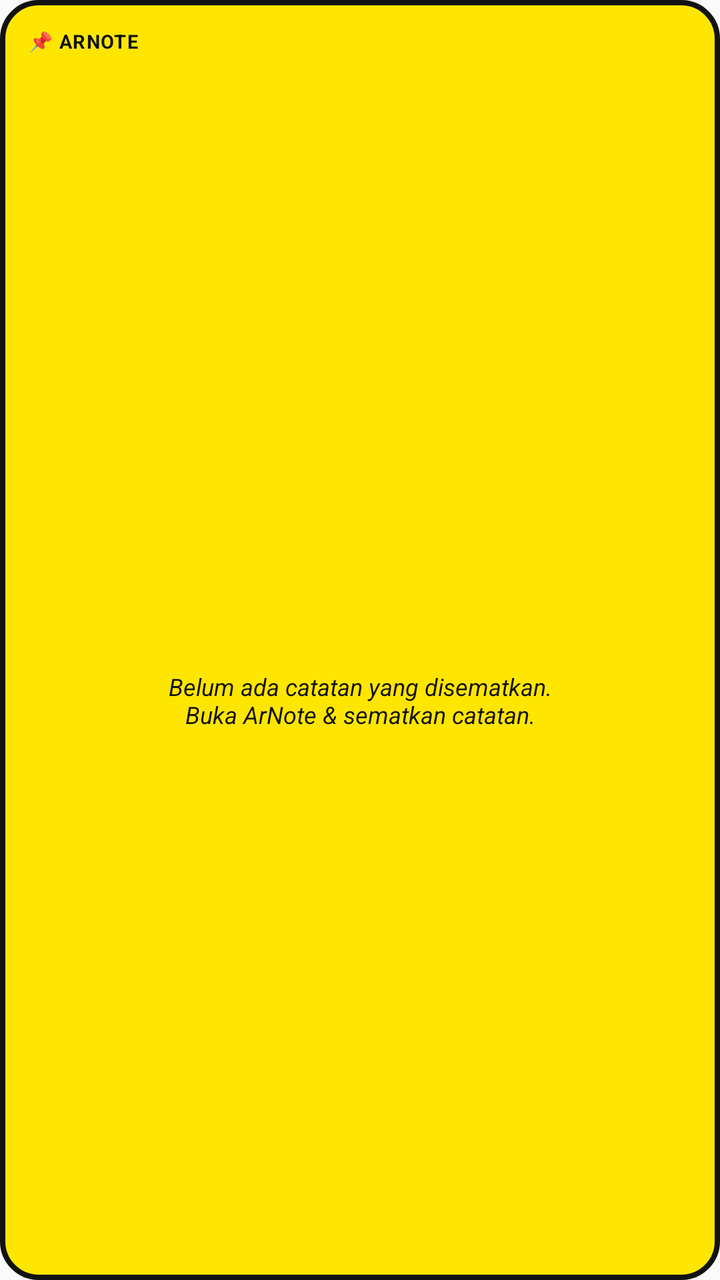
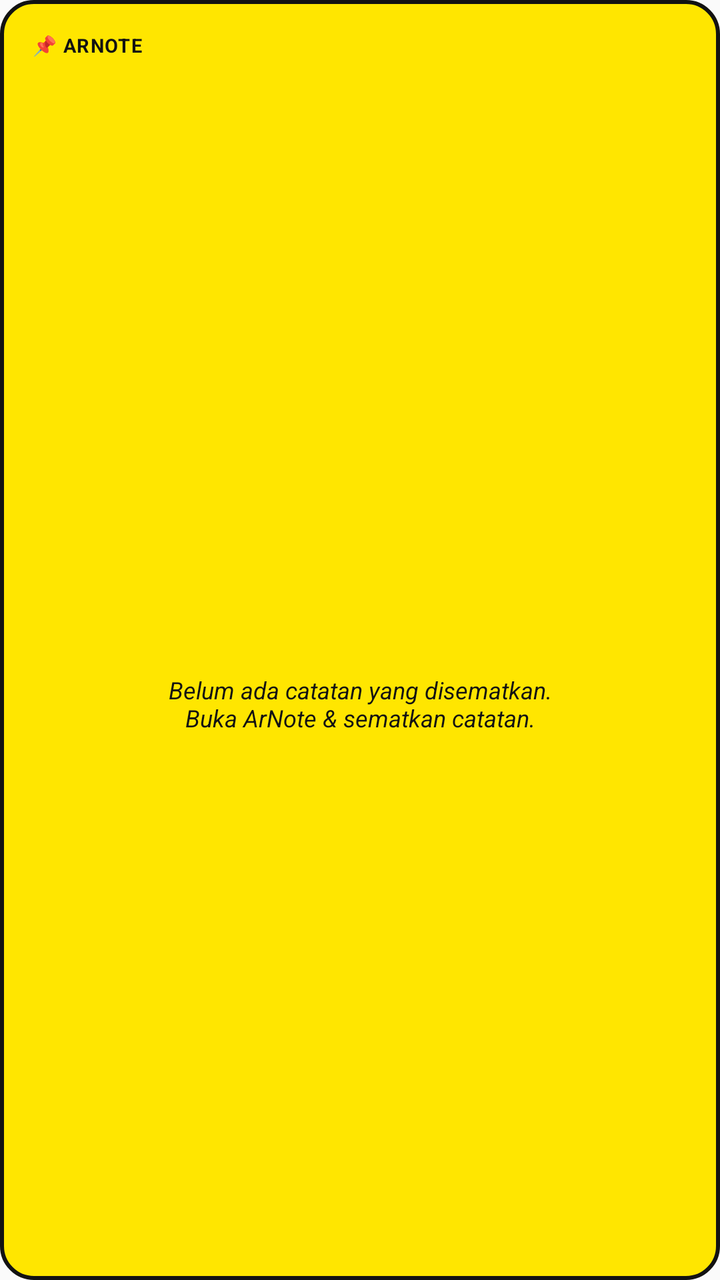

Two renders of the same Android screen: before a commit and after it. Below are the layout's source before the change and the commit's diff.
<!-- AndroidManifest.xml: application theme Theme.Arplication -->
<!-- res/layout/arnote_widget_sticky.xml -->
<?xml version="1.0" encoding="utf-8"?>
<LinearLayout xmlns:android="http://schemas.android.com/apk/res/android"
    android:id="@+id/widget_sticky_container"
    android:layout_width="match_parent"
    android:layout_height="match_parent"
    android:background="@drawable/arnote_sticky_border"
    android:orientation="vertical"
    android:padding="14dp">

    
    <LinearLayout
        android:layout_width="match_parent"
        android:layout_height="wrap_content"
        android:orientation="horizontal"
        android:gravity="center_vertical"
        android:layout_marginBottom="6dp">

        <TextView
            android:layout_width="wrap_content"
            android:layout_height="wrap_content"
            android:text="📌 ARNOTE"
            android:textColor="#121212"
            android:textSize="9.5sp"
            android:textStyle="bold"
            android:letterSpacing="0.05" />

    </LinearLayout>

    
    <TextView
        android:id="@+id/widget_sticky_title"
        android:layout_width="match_parent"
        android:layout_height="wrap_content"
        android:textColor="#121212"
        android:textSize="15sp"
        android:textStyle="bold"
        android:maxLines="2"
        android:ellipsize="end" />

    
    <LinearLayout
        android:id="@+id/widget_sticky_content_container"
        android:layout_width="match_parent"
        android:layout_height="wrap_content"
        android:layout_marginTop="5dp"
        android:orientation="vertical">

        <TextView
            android:id="@+id/widget_sticky_content"
            android:layout_width="match_parent"
            android:layout_height="wrap_content"
            android:textColor="#222222"
            android:textSize="12sp"
            android:maxLines="10"
            android:lineSpacingExtra="2.5dp"
            android:ellipsize="end" />
    </LinearLayout>

    
    <LinearLayout
        android:id="@+id/widget_sticky_empty"
        android:layout_width="match_parent"
        android:layout_height="match_parent"
        android:gravity="center"
        android:orientation="vertical"
        android:padding="12dp">

        <TextView
            android:layout_width="match_parent"
            android:layout_height="wrap_content"
            android:text="Belum ada catatan yang disematkan.\nBuka ArNote &amp; sematkan catatan."
            android:textColor="#121212"
            android:textSize="12sp"
            android:textStyle="italic"
            android:gravity="center" />
    </LinearLayout>

</LinearLayout>
<!-- resources referenced by this layout -->
<resources>
  <!-- drawable arnote_sticky_border (drawable) -->
  <?xml version="1.0" encoding="utf-8"?>
  <shape xmlns:android="http://schemas.android.com/apk/res/android"
      android:shape="rectangle">
      <solid android:color="#FFE600" />
      <stroke
          android:width="2.5dp"
          android:color="#121212" />
      <corners android:radius="18dp" />
  </shape>
  <style name="Theme.Arplication" parent="Theme.AppCompat.Light.DarkActionBar">
          <item name="colorPrimary">@color/colorPrimary</item>
          <item name="colorPrimaryDark">@color/colorPrimaryDark</item>
          <item name="colorAccent">@color/colorAccent</item>
      </style>
  <color name="colorPrimary">#121212</color>
  <color name="colorPrimaryDark">#000000</color>
  <color name="colorAccent">#FFE600</color>
</resources>

<!-- the commit's change to res/layout/arnote_widget_sticky.xml (unified diff, before → after) -->
@@ -5,7 +5,7 @@
     android:layout_height="match_parent"
     android:background="@drawable/arnote_sticky_border"
     android:orientation="vertical"
-    android:padding="14dp">
+    android:padding="16dp">
 
     
     <LinearLayout
@@ -13,7 +13,7 @@
         android:layout_height="wrap_content"
         android:orientation="horizontal"
         android:gravity="center_vertical"
-        android:layout_marginBottom="6dp">
+        android:layout_marginBottom="8dp">
 
         <TextView
             android:layout_width="wrap_content"
@@ -42,7 +42,7 @@
         android:id="@+id/widget_sticky_content_container"
         android:layout_width="match_parent"
         android:layout_height="wrap_content"
-        android:layout_marginTop="5dp"
+        android:layout_marginTop="6dp"
         android:orientation="vertical">
 
         <TextView
<!-- resource entries referenced after the edit -->
@@ -6,9 +6,9 @@
       android:shape="rectangle">
       <solid android:color="#FFE600" />
       <stroke
-          android:width="2.5dp"
+          android:width="2dp"
           android:color="#121212" />
-      <corners android:radius="18dp" />
+      <corners android:radius="16dp" />
   </shape>
   <style name="Theme.Arplication" parent="Theme.AppCompat.Light.DarkActionBar">
           <item name="colorPrimary">@color/colorPrimary</item>
